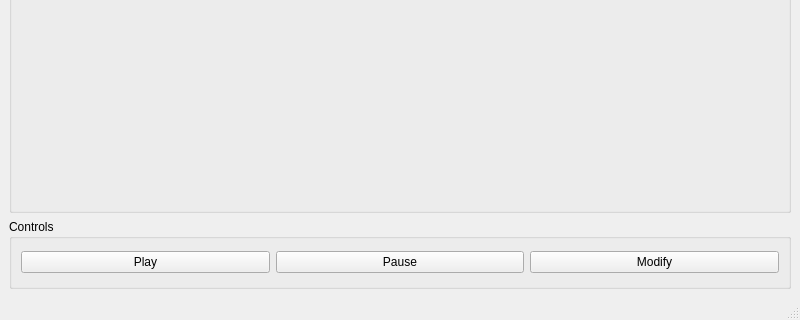
First picture: the form in mainwindow.ui, repository alex-obada/Sorting-Visualizer, before the edit; both pictures show x 0 to 800 and y 280 to 600 of the 800 by 600 pixel window.
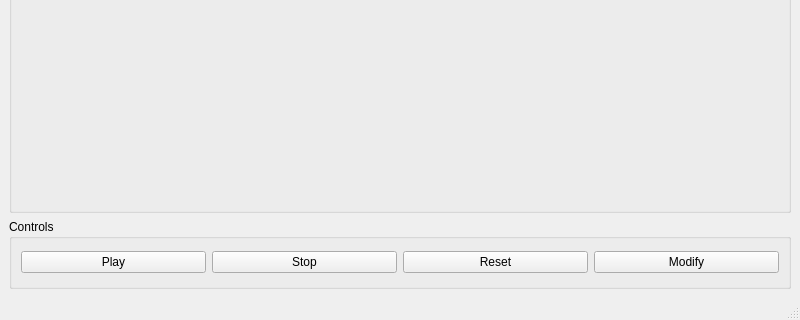
Second picture: the form after the edit. Custom widgets are drawn as their Qt base class.

Commit message:
addes reset button
refactored mainwindow.cpp
removed SortingGroup::isBusy()

What changed in the file:
```diff
--- a/mainwindow.ui
+++ b/mainwindow.ui
@@ -44,7 +44,14 @@
        <item>
         <widget class="QPushButton" name="btnPause">
          <property name="text">
-          <string>Pause</string>
+          <string>Stop</string>
+         </property>
+        </widget>
+       </item>
+       <item>
+        <widget class="QPushButton" name="btnReset">
+         <property name="text">
+          <string>Reset</string>
          </property>
         </widget>
        </item>
```
Left out of the diff: 2 changed lines with no effect on the pictures. The commit also changes 5 other files.
